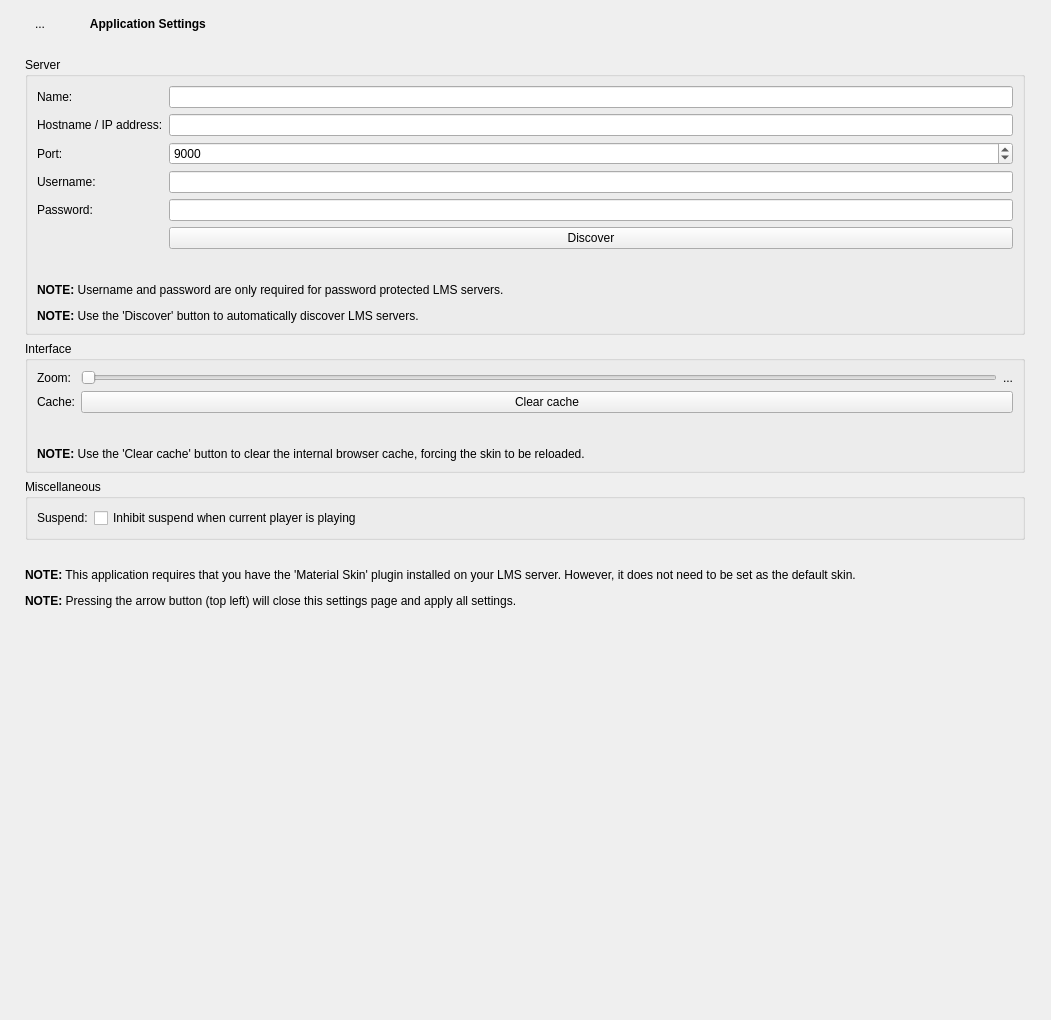
Above: src/settingswidget.ui from CDrummond/melodeon before the change. Below: the same form after it.
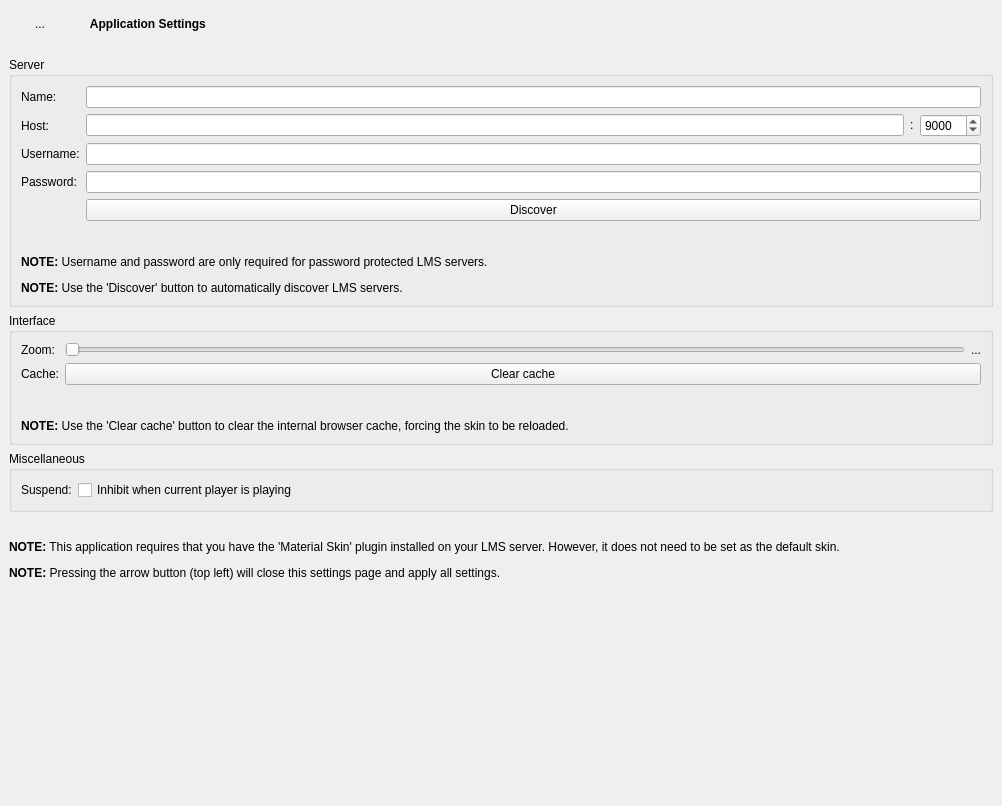
That is the form after the change.

Commit message: Adjust layout of settings page.

Diff of the .ui file:
```diff
--- a/src/settingswidget.ui
+++ b/src/settingswidget.ui
@@ -6,8 +6,8 @@
    <rect>
     <x>0</x>
     <y>0</y>
-    <width>1051</width>
-    <height>1020</height>
+    <width>1002</width>
+    <height>806</height>
    </rect>
   </property>
   <property name="windowTitle">
@@ -116,8 +116,8 @@
        <rect>
         <x>0</x>
         <y>0</y>
-        <width>1030</width>
-        <height>975</height>
+        <width>1002</width>
+        <height>758</height>
        </rect>
       </property>
       <layout class="QGridLayout" name="gridLayout">
@@ -152,21 +152,48 @@
           <item row="1" column="0">
            <widget class="QLabel" name="label_2">
             <property name="text">
-             <string>Hostname / IP address:</string>
+             <string>Host:</string>
             </property>
            </widget>
           </item>
           <item row="1" column="1">
+           <widget class="QWidget" name="widget" native="true">
+            <property name="sizePolicy">
+             <sizepolicy hsizetype="Expanding" vsizetype="Maximum">
+              <horstretch>0</horstretch>
+              <verstretch>0</verstretch>
+             </sizepolicy>
+            </property>
+            <layout class="QHBoxLayout" name="horizontalLayout_3">
+             <property name="leftMargin">
+              <number>0</number>
+             </property>
+             <property name="topMargin">
+              <number>0</number>
+             </property>
+             <property name="rightMargin">
+              <number>0</number>
+             </property>
+             <property name="bottomMargin">
+              <number>0</number>
+             </property>
+             <item>
            <widget class="QLineEdit" name="serverAddress"/>
           </item>
-          <item row="2" column="0">
-           <widget class="QLabel" name="label_4">
+             <item>
+              <widget class="QLabel" name="label_10">
+               <property name="sizePolicy">
+                <sizepolicy hsizetype="Maximum" vsizetype="Maximum">
+                 <horstretch>0</horstretch>
+                 <verstretch>0</verstretch>
+                </sizepolicy>
+               </property>
             <property name="text">
-             <string>Port:</string>
+                <string>:</string>
             </property>
            </widget>
           </item>
-          <item row="2" column="1">
+             <item>
            <widget class="QSpinBox" name="serverPort">
             <property name="minimum">
              <number>1</number>
@@ -179,60 +206,66 @@
             </property>
            </widget>
           </item>
-          <item row="3" column="0">
+            </layout>
+           </widget>
+          </item>
+          <item row="2" column="0">
            <widget class="QLabel" name="label_3b">
             <property name="text">
              <string>Username:</string>
             </property>
            </widget>
           </item>
-          <item row="3" column="1">
+          <item row="2" column="1">
            <widget class="QLineEdit" name="userName"/>
           </item>
-          <item row="4" column="0">
+          <item row="3" column="0">
            <widget class="QLabel" name="label_3c">
             <property name="text">
              <string>Password:</string>
             </property>
            </widget>
           </item>
-          <item row="4" column="1">
+          <item row="3" column="1">
            <widget class="QLineEdit" name="password">
             <property name="echoMode">
              <enum>QLineEdit::Password</enum>
             </property>
            </widget>
           </item>
-          <item row="5" column="1">
+          <item row="4" column="1">
            <widget class="QPushButton" name="discoverServer">
             <property name="text">
              <string>Discover</string>
             </property>
            </widget>
           </item>
-          <item row="7" column="0" colspan="2">
+          <item row="5" column="1">
+           <spacer name="verticalSpacer_2">
+            <property name="orientation">
+             <enum>Qt::Vertical</enum>
+            </property>
+            <property name="sizeType">
+             <enum>QSizePolicy::Fixed</enum>
+            </property>
+            <property name="sizeHint" stdset="0">
+             <size>
+              <width>20</width>
+              <height>22</height>
+             </size>
+            </property>
+           </spacer>
+          </item>
+          <item row="6" column="0" colspan="2">
            <widget class="QLabel" name="label">
             <property name="text">
              <string>&lt;html&gt;&lt;head/&gt;&lt;body&gt;&lt;p&gt;&lt;span style=&quot; font-weight:600;&quot;&gt;NOTE:&lt;/span&gt; Username and password are only required for password protected LMS servers.&lt;/p&gt;&lt;p&gt;&lt;span style=&quot; font-weight:600;&quot;&gt;NOTE:&lt;/span&gt; Use the 'Discover' button to automatically discover LMS servers.&lt;/p&gt;&lt;/body&gt;&lt;/html&gt;</string>
             </property>
+            <property name="wordWrap">
+             <bool>true</bool>
+            </property>
            </widget>
           </item>
-          <item row="6" column="1">
-           <spacer name="verticalSpacer_2">
-            <property name="orientation">
-             <enum>Qt::Vertical</enum>
-            </property>
-            <property name="sizeType">
-             <enum>QSizePolicy::Fixed</enum>
-            </property>
-            <property name="sizeHint" stdset="0">
-             <size>
-              <width>20</width>
-              <height>22</height>
-             </size>
-            </property>
-           </spacer>
-          </item>
          </layout>
         </widget>
        </item>
@@ -307,6 +340,9 @@
             <property name="text">
              <string>&lt;html&gt;&lt;head/&gt;&lt;body&gt;&lt;p&gt;&lt;span style=&quot; font-weight:600;&quot;&gt;NOTE: &lt;/span&gt;Use the 'Clear cache' button to clear the internal browser cache, forcing the skin to be reloaded.&lt;/p&gt;&lt;/body&gt;&lt;/html&gt;</string>
             </property>
+            <property name="wordWrap">
+             <bool>true</bool>
+            </property>
            </widget>
           </item>
           <item row="2" column="1">
@@ -356,7 +392,7 @@
           <item row="0" column="1">
            <widget class="QCheckBox" name="inhibitSuspend">
             <property name="text">
-             <string>Inhibit suspend when current player is playing</string>
+             <string>Inhibit when current player is playing</string>
             </property>
            </widget>
           </item>
```
Lines whose indentation alone changed are shown as unchanged. The commit also changes 2 other files.
